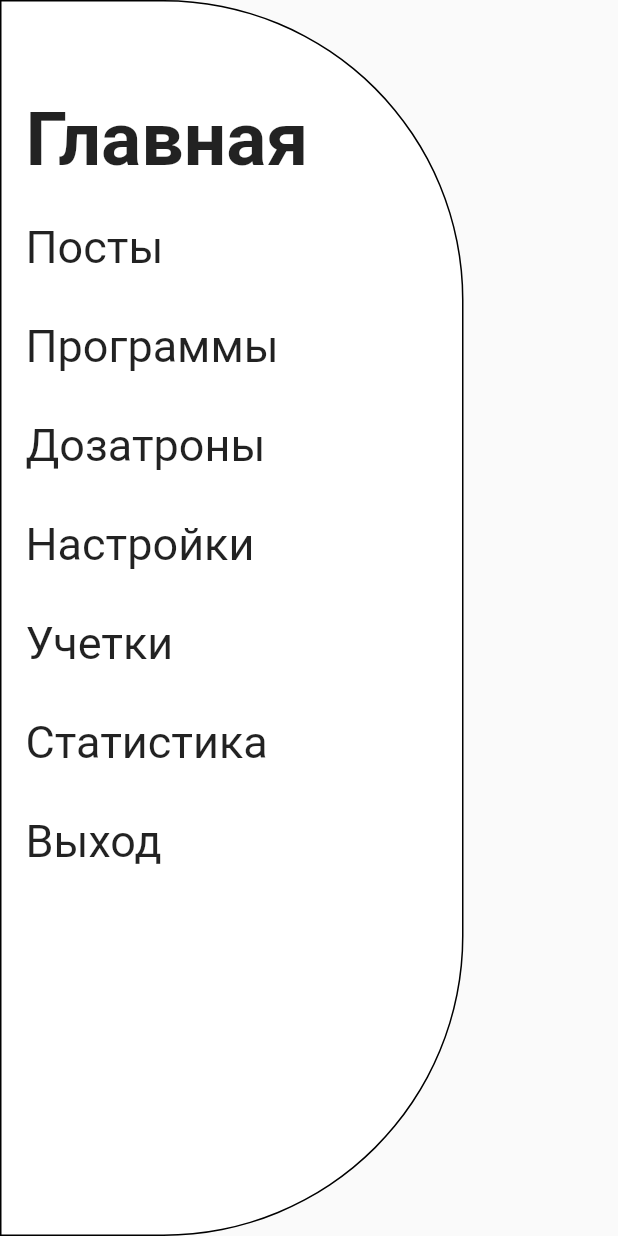
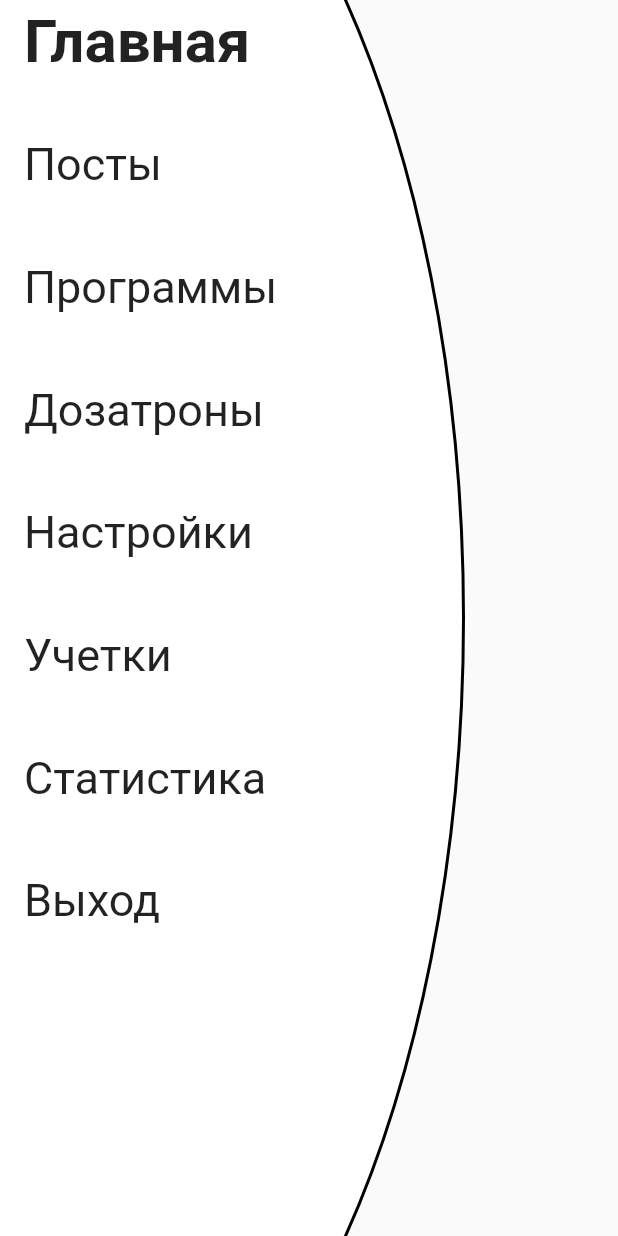
Before and after one commit to OpenRbt/mobile-wash-control, a Flutter app: what prepareDrawer() shows on an empty page, opened directly with empty values, on a phone screen of 412 x 824 dp. Run offline on Flutter 3.47's test engine with Material 2 defaults, Android fonts, the phone set to English and light mode, and no system bars; missing offline and left inert: ping_discover_network, wifi.

Commit message:
Drawer improvements

```diff
--- a/lib/CommonElements.dart
+++ b/lib/CommonElements.dart
@@ -1,7 +1,9 @@
 import 'package:flutter/material.dart';
+import 'package:flutter/rendering.dart';
 
 enum Pages { Main, Posts, Programs, Dozatrons, Settings, Accounts, Statistics }
 
+//TODO: bottom and top padding for menu items (stretch ListView?), scale menu items to fit menu
 Widget prepareDrawer(BuildContext context, Pages selectedPage) {
   var texts = [
     "Главная",
@@ -15,7 +17,7 @@ Widget prepareDrawer(BuildContext context, Pages selectedPage) {
   ];
   var styles = new List.filled(texts.length, TextStyle(fontSize: 30));
   styles[selectedPage.index] =
-      TextStyle(fontSize: 50, fontWeight: FontWeight.bold);
+      TextStyle(fontSize: 40, fontWeight: FontWeight.bold);
 
   var textElements = [];
   for (int i = 0; i < texts.length; i++) {
@@ -24,39 +26,65 @@ Widget prepareDrawer(BuildContext context, Pages selectedPage) {
 
   var screenWidth = MediaQuery.of(context).size.width;
   var screenHeight = MediaQuery.of(context).size.height;
+  //var safeTopPadding = MediaQuery.of(context).padding.top; //statusbar height
+  //var safeBottomPadding = MediaQuery.of(context).padding.top; //buttons? height
 
   return SafeArea(
+      //minimum: const EdgeInsets.all(16.0), TODO: check if needed on devices with different designs
+      child: FittedBox(
+
           child: Container(
               width: screenWidth * 3 / 4,
               height: screenHeight,
-          decoration: BoxDecoration(
-              color: Colors.white,
-              //backgroundBlendMode: BlendMode.clear,
-              border: Border.all(),
-              borderRadius: BorderRadius.only(
-                  topRight: Radius.circular(200),
-                  bottomRight: Radius.circular(200))),
+              child: CustomPaint(
+                  painter: MyPainter(context),
                   child: ListTileTheme(
                         //tileColor: Colors.green,
                         child: ListView.separated(
-
                           itemCount: 8,
+                          //clipBehavior: Clip.antiAliasWithSaveLayer,
                           itemBuilder: (BuildContext context, int index) {
-                var onTap = index == 7 // TODO: onTap for each button
+                            var onTap =
+                                index == 7 // TODO: onTap for each button
                                     ? () {
                                         //Navigator.pushNamed(context, "/");
                                         Navigator.of(context).pop();
                                         Navigator.pop(context);
                                       }
                                     : null;
-                return ListTile(title: textElements[index], onTap: onTap);
+                            return ListTile(
+                                title: textElements[index], onTap: onTap);
                           },
                           separatorBuilder: (BuildContext context, int index) {
                             return SizedBox(
-                  height: 10,
+                              height: screenHeight / 32,
                             );
                           },
-              padding: EdgeInsets.only(top: screenWidth / 7, bottom: screenWidth / 7),
+
                         ),
-          )));
+                      )))));
 }
+
+class MyPainter extends CustomPainter {
+  MyPainter(this.context) : super();
+  BuildContext context;
+
+  @override
+  void paint(Canvas canvas, Size size) {
+    size = size.width < size.height ? size : Size(size.height * 3 / 4, size.width);
+    final sizeB = Size(size.width * 2, size.height + size.height * 0.5);
+    var rect = Offset(-size.width, -size.height * 0.25) & sizeB;
+    canvas.drawOval(rect, Paint()..color = Colors.white);
+    canvas.drawOval(
+        rect,
+        Paint()
+          ..color = Colors.black
+          ..style = PaintingStyle.stroke
+          ..strokeWidth = 2);
+  }
+
+  @override
+  bool shouldRepaint(CustomPainter oldDelegate) {
+    return false;
+  }
+}
```
Lines whose indentation alone changed are shown as unchanged.
